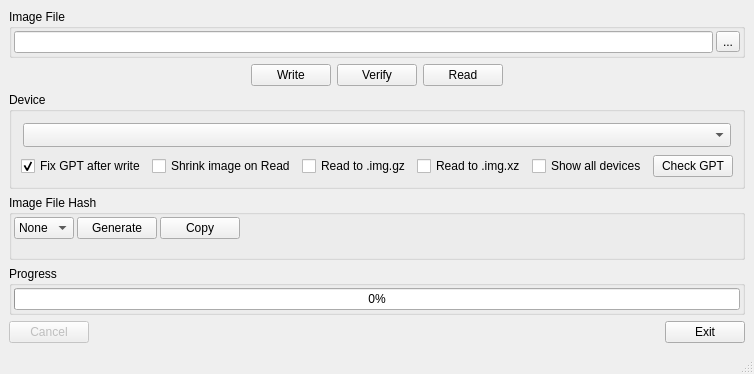
Old version of the form src/mainwindow.ui in the repository peacepenguin/win32diskimager.
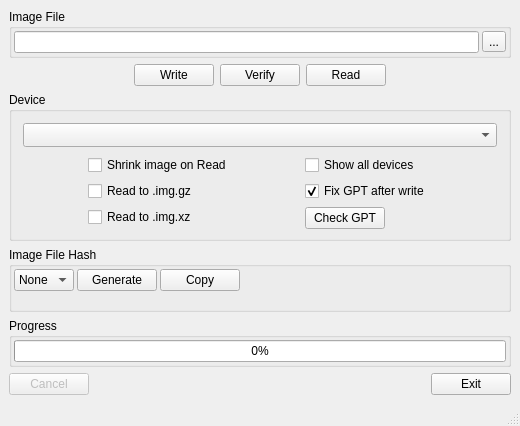
New version of the form. Icons and pictures are not drawn. Custom widgets are drawn as their Qt base class.

Commit message: checkbox positions to shrink layout

The edit to the form file:
```diff
--- a/src/mainwindow.ui
+++ b/src/mainwindow.ui
@@ -207,24 +207,8 @@
       <item>
        <layout class="QHBoxLayout" name="deviceOptions">
         <item>
-       <widget class="QCheckBox" name="fixGptCheckBox">
-        <property name="checked">
-         <bool>true</bool>
-        </property>
-        <property name="sizePolicy">
-         <sizepolicy hsizetype="Fixed" vsizetype="Fixed">
-          <horstretch>0</horstretch>
-          <verstretch>0</verstretch>
-         </sizepolicy>
-        </property>
-        <property name="text">
-         <string>Fix GPT after write</string>
-        </property>
-        <property name="toolTip">
-         <string>After writing, move the backup GPT to the end of the device and update the header to match, so Windows has nothing to "repair". Leave unchecked to be warned to remove the device instead.</string>
-        </property>
-       </widget>
-      </item><item>
+         <layout class="QVBoxLayout" name="deviceOptionsColRead">
+          <item>
        <widget class="QCheckBox" name="shrinkOnReadCheckBox">
         <property name="sizePolicy">
          <sizepolicy hsizetype="Fixed" vsizetype="Fixed">
@@ -239,7 +223,8 @@
          <string>Reads the MBR or GPT of the Device to shrink the image to match actual partitions only. Moves backup GPT to end of used space.</string>
         </property>
        </widget>
-      </item><item>
+          </item>
+          <item>
        <widget class="QCheckBox" name="readGzCheckBox">
         <property name="sizePolicy">
          <sizepolicy hsizetype="Fixed" vsizetype="Fixed">
@@ -254,7 +239,8 @@
          <string>Compress the Image Read from the Device with gz</string>
         </property>
        </widget>
-      </item><item>
+          </item>
+          <item>
        <widget class="QCheckBox" name="readXzCheckBox">
         <property name="sizePolicy">
          <sizepolicy hsizetype="Fixed" vsizetype="Fixed">
@@ -269,7 +255,12 @@
          <string>Compress the Image Read from the Device with xz</string>
         </property>
        </widget>
-      </item><item>
+          </item>
+         </layout>
+        </item>
+        <item>
+         <layout class="QVBoxLayout" name="deviceOptionsColMisc">
+          <item>
        <widget class="QCheckBox" name="showAllDevicesCheckBox">
         <property name="sizePolicy">
          <sizepolicy hsizetype="Fixed" vsizetype="Fixed">
@@ -284,21 +275,27 @@
          <string>Also list fixed disks. Internal PCIe card readers often present the card as a non-removable device, which is otherwise hidden. The disk Windows is running from is never listed.</string>
         </property>
        </widget>
-        </item>
-        <item>
-         <spacer name="horizontalSpacer_4">
-          <property name="orientation">
-           <enum>Qt::Horizontal</enum>
-          </property>
-          <property name="sizeHint" stdset="0">
-           <size>
-            <width>40</width>
-            <height>20</height>
-           </size>
-          </property>
-         </spacer>
-        </item>
-        <item>
+          </item>
+          <item>
+       <widget class="QCheckBox" name="fixGptCheckBox">
+        <property name="checked">
+         <bool>true</bool>
+        </property>
+        <property name="sizePolicy">
+         <sizepolicy hsizetype="Fixed" vsizetype="Fixed">
+          <horstretch>0</horstretch>
+          <verstretch>0</verstretch>
+         </sizepolicy>
+        </property>
+        <property name="text">
+         <string>Fix GPT after write</string>
+        </property>
+        <property name="toolTip">
+         <string>After writing, move the backup GPT to the end of the device and update the header to match, so Windows has nothing to "repair". Leave unchecked to be warned to remove the device instead.</string>
+        </property>
+       </widget>
+          </item>
+          <item>
          <widget class="QPushButton" name="bCheckGpt">
           <property name="sizePolicy">
            <sizepolicy hsizetype="Fixed" vsizetype="Fixed">
@@ -313,6 +310,8 @@
            <string>Check the currently selected device for GPT corruption and offer to repair it.</string>
           </property>
          </widget>
+          </item>
+         </layout>
         </item>
        </layout>
       </item>
```
Left out of the diff: 2 changed lines with no effect on the pictures. The commit also changes 1 other file.
